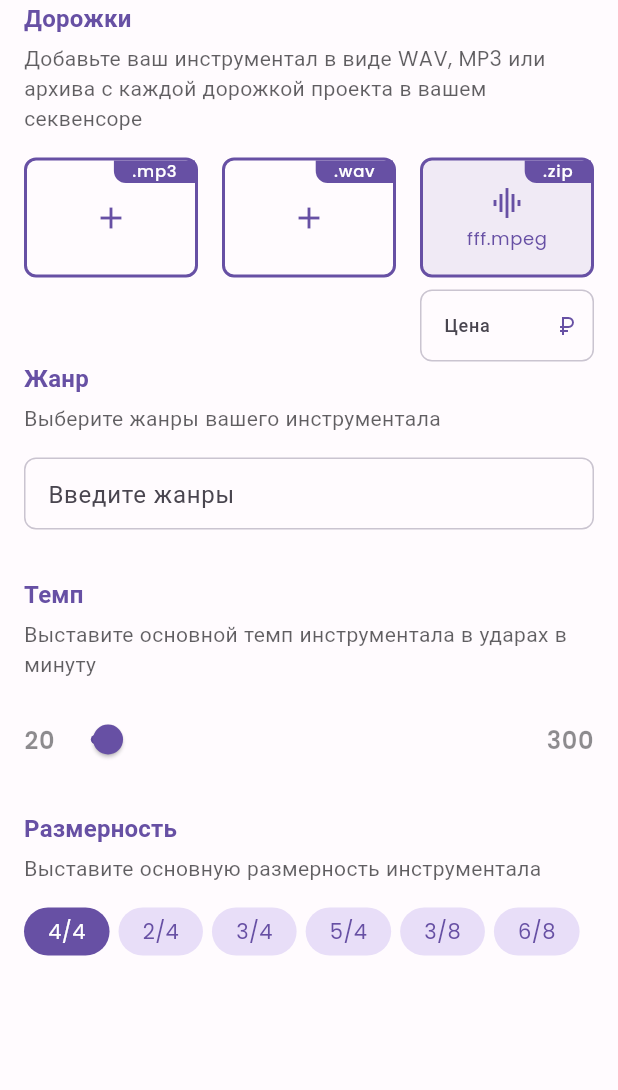
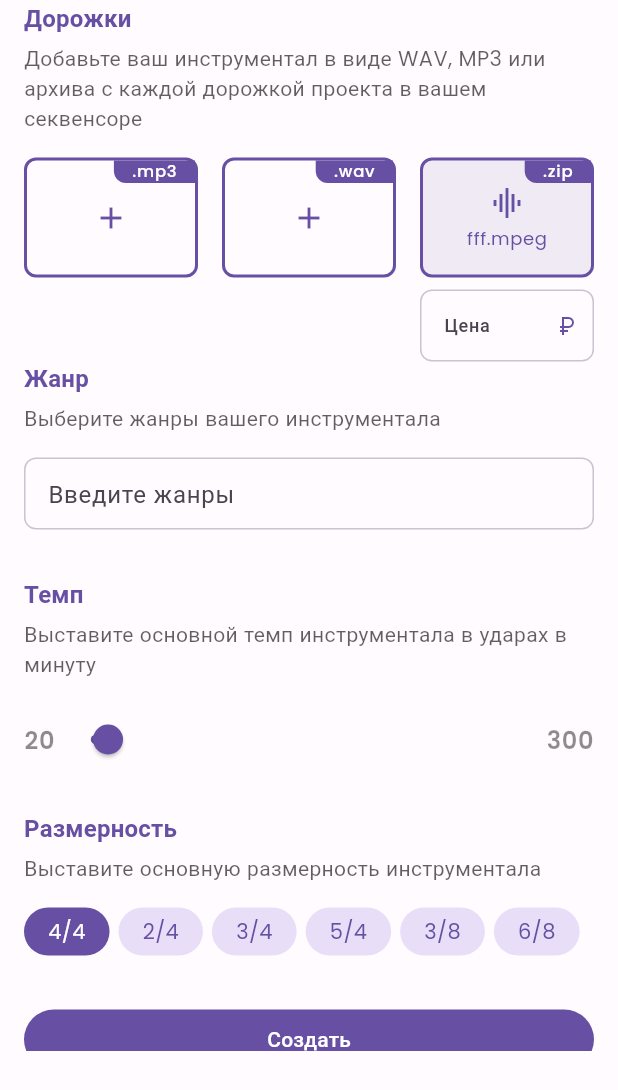
Before and after one commit to Damovetsky/beats-mavra, a Flutter app: the BeatSheet widget shown alone on an empty page, opened directly, scrolled down 203 dp, on a phone screen of 412 x 824 dp. Shown: the top 1090 px of the screen. Run offline on Flutter 3.47's test engine with Material 2 defaults, Android fonts, the phone set to English and light mode, and no system bars; drawn by our look-alikes of flutter_tags; our stand-ins replace animated_theme_switcher, another_flushbar, cloud_firestore, dartz, easy_localization, extended_image and 9 more; accounts and stored records are empty.

Commit message:
[FIX] Fixed genres, beat button & barrier color

```diff
--- a/lib/core/helper/sheet_helper.dart
+++ b/lib/core/helper/sheet_helper.dart
@@ -18,7 +18,7 @@ class BottomSheetHelper {
       useRootNavigator: useRootNavigator,
       backgroundColor: backgroundColor ?? currentColorScheme(context).background,
       enableDrag: enableDrag,
-      barrierColor: currentColorScheme(context).shadow.withOpacity(0.1),
+      barrierColor: currentColorScheme(context).shadow.withOpacity(0.4),
       shape: const RoundedRectangleBorder(
         borderRadius: BorderRadius.only(
           topLeft: Radius.circular(16),
--- a/lib/view/beat_sheet/beat_sheet.dart
+++ b/lib/view/beat_sheet/beat_sheet.dart
@@ -141,9 +141,14 @@ class _BeatSheetState extends State<BeatSheet> {
                     });
                   },
                 ),
-                const SizedBox(
-                  height: screenBottomScrollPadding * 2,
+                const SizedBox(height: 32),
+                FilledButton(
+                  onPressed: () {},
+                  child: Center(
+                    child: Text('Создать'),
+                  ),
                 ),
+                const SizedBox(height: screenBottomScrollPadding * 2),
               ],
             ),
           ),
@@ -230,7 +235,9 @@ class _Genre extends StatelessWidget {
           onChanged: (genres) {
             onChanged(genres);
           },
-          onRemoved: (index) {},
+          onRemoved: (index) {
+            onChanged([...genres]..removeAt(index));
+          },
         ),
       ],
     );
--- a/lib/view/beat_sheet/widget/genres_text_field.dart
+++ b/lib/view/beat_sheet/widget/genres_text_field.dart
@@ -68,10 +68,14 @@ class GenreTextField extends StatelessWidget {
                 );
               },
               optionsBuilder: (textEditingValue) {
-                return availableGenres.where(
-                  (element) =>
-                      element.toLowerCase().contains(textEditingValue.text) && textEditingValue.text.isNotEmpty,
-                );
+                return availableGenres
+                    .where(
+                      (element) => !genres.contains(element),
+                    )
+                    .where(
+                      (element) =>
+                          element.toLowerCase().contains(textEditingValue.text) && textEditingValue.text.isNotEmpty,
+                    );
               },
               fieldViewBuilder: (context, searchController, focusNode, onFieldSubmitted) {
                 searchControllerRef = searchController;
@@ -88,7 +92,7 @@ class GenreTextField extends StatelessWidget {
           },
         ),
         const SizedBox(height: 8),
-        AppTags(tags: genres)
+        AppTags(tags: genres, onRemove: onRemoved)
       ],
     );
   }
```
